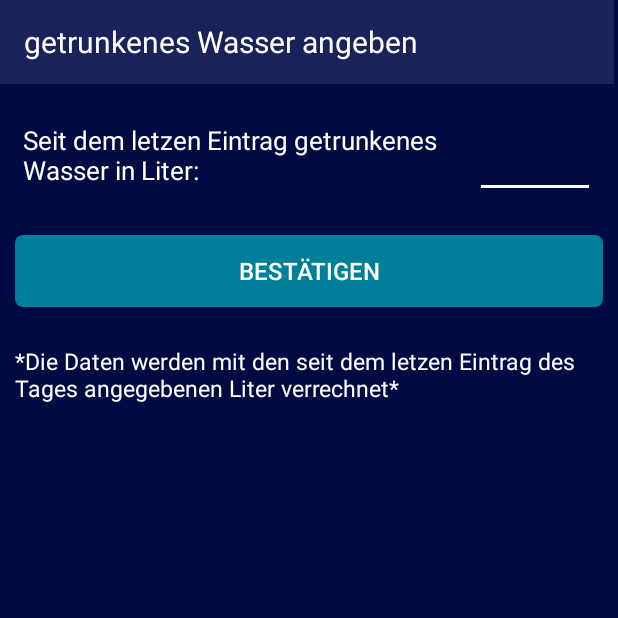
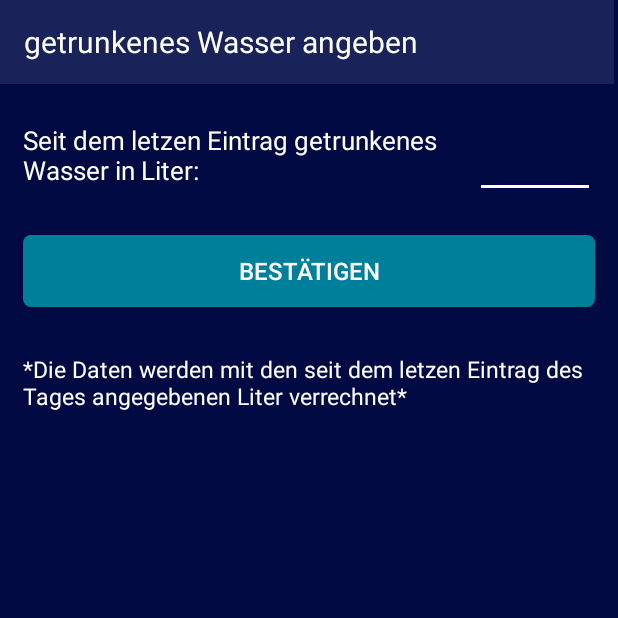
Before and after one commit to Marvintschi/mySmartNutrition, an Android app: the AddDrunkWater screen opened directly, with no data from a screen before it, on a phone screen of 412 x 824 dp, the top half of it. Run offline under Robolectric (Android 15) with nearby library versions, the phone set to English and light mode, and no system bars; network calls fail.

Commit message:
small changes

```diff
--- a/app/src/main/res/layout/activity_add_drunk_water.xml
+++ b/app/src/main/res/layout/activity_add_drunk_water.xml
@@ -71,7 +71,7 @@
         android:layout_height="wrap_content"
         android:background="@drawable/round_button"
         android:text="Bestätigen"
-        android:layout_marginHorizontal="10dp"
+        android:layout_marginHorizontal="15dp"
         android:layout_marginVertical="15dp"
         android:textColor="@color/white"
         android:textSize="16sp" />
@@ -80,7 +80,7 @@
         android:id="@+id/textView10"
         android:layout_width="match_parent"
         android:layout_height="wrap_content"
-        android:layout_margin="10dp"
+        android:layout_margin="15dp"
 
         android:textColor="@color/white"
         android:textSize="15dp"
```
